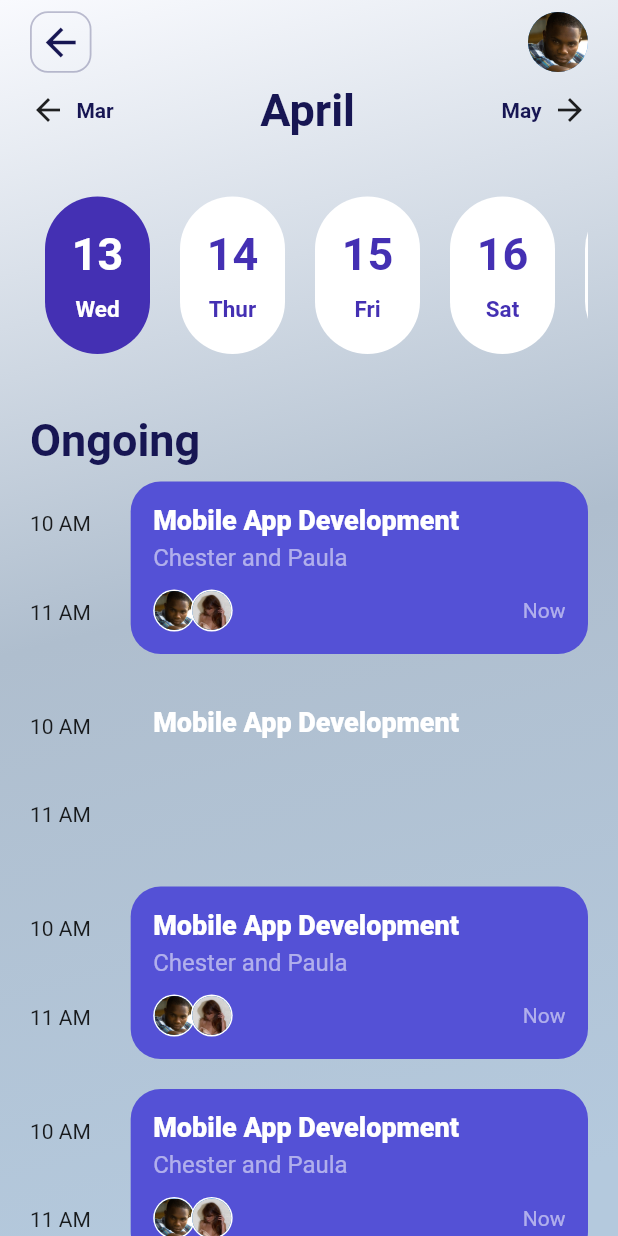
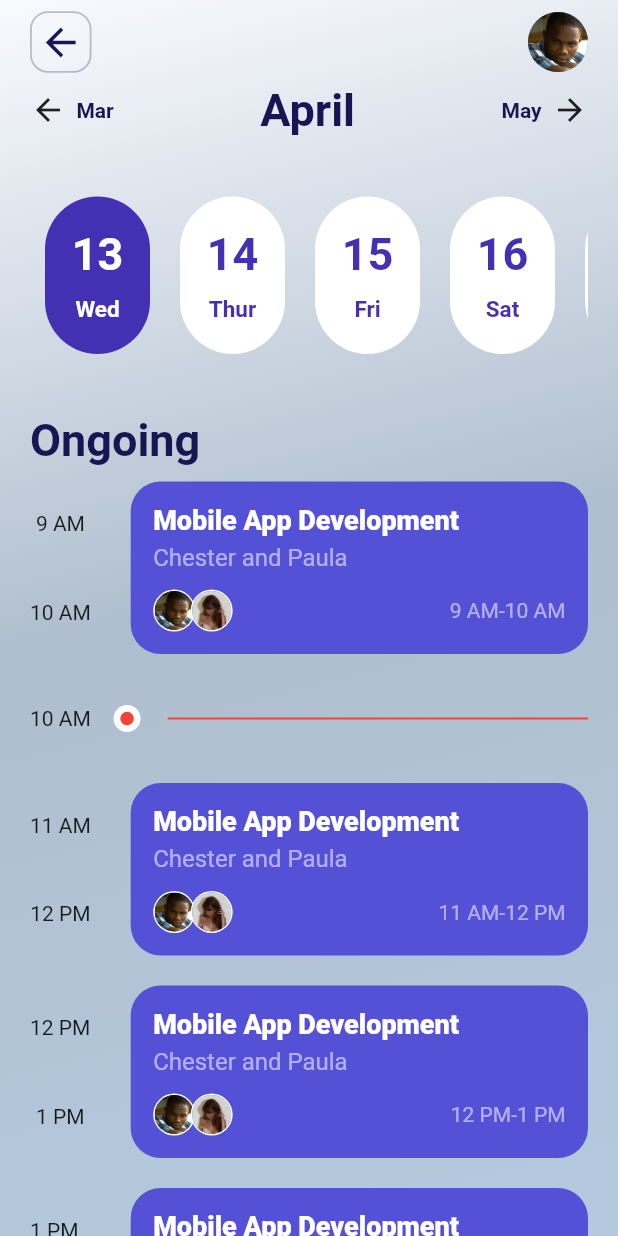
Before and after one commit to ceejayps/banking_app_2, a Flutter app: the screen it shows after launch, on a phone screen of 412 x 824 dp. Run offline on Flutter 3.47's test engine with Material 2 defaults, Android fonts, the phone set to English and light mode, and no system bars; missing offline and left inert: dart:ffi.

Commit message:
Update ongoing.dart

```diff
--- a/lib/container/pages/ongoing.dart
+++ b/lib/container/pages/ongoing.dart
@@ -188,9 +188,9 @@ class _ongoingState extends State<ongoing> {
                                           vertical: 20),
                                       child: Column(
                                         children: [
-                                          Text("10 AM"),
+                                          Text(time[index + 0]),
                                           Spacer(),
-                                          Text("11 AM")
+                                          Text(time[index + 1])
                                         ],
                                       ),
                                     ),
@@ -230,7 +230,7 @@ class _ongoingState extends State<ongoing> {
                                                 Stack(
                                                   children: [
                                                     Container(
-                                                      width: 200,
+                                                      width: 60,
                                                     ),
                                                     const CircleAvatar(
                                                       backgroundColor:
@@ -258,8 +258,10 @@ class _ongoingState extends State<ongoing> {
                                                   ],
                                                 ),
                                                 const Spacer(),
-                                                const Text(
-                                                  "Now",
+                                                Text(
+                                                  time[index] +
+                                                      "-" +
+                                                      time[index + 1],
                                                   style: TextStyle(
                                                       color: Colors.white54),
                                                 )
@@ -281,42 +283,32 @@ class _ongoingState extends State<ongoing> {
                           : Padding(
                               padding: const EdgeInsets.symmetric(vertical: 10),
                               child: Container(
-                                height: 115,
+                                height: 115 / 2.5,
                                 child: Row(
                                   children: [
-                                    Padding(
-                                      padding: const EdgeInsets.symmetric(
-                                          vertical: 20),
-                                      child: Column(
-                                        children: [
-                                          Text("10 AM"),
-                                          Spacer(),
-                                          Text("11 AM")
-                                        ],
-                                      ),
+                                    Text(time[index]),
+                                    Spacer(),
+                                    Stack(
+                                      children: [
+                                        const CircleAvatar(
+                                          backgroundColor: Colors.white,
+                                          radius: 9,
+                                          child: CircleAvatar(
+                                            radius: 4.5,
+                                            backgroundColor: Colors.red,
+                                          ),
+                                        ),
+                                      ],
                                     ),
                                     Spacer(),
-                                    Container(
-                                      height: 115,
-                                      width: MediaQuery.of(context).size.width *
-                                          0.74,
-                                      child: Padding(
-                                        padding: const EdgeInsets.all(15.0),
-                                        child: Column(
-                                          mainAxisAlignment:
-                                              MainAxisAlignment.start,
-                                          crossAxisAlignment:
-                                              CrossAxisAlignment.start,
-                                          children: [
-                                            const Text(
-                                              "Mobile App Development",
-                                              style: TextStyle(
-                                                  fontSize: 18,
-                                                  fontWeight: FontWeight.w800,
-                                                  color: Colors.white),
-                                            ),
-                                          ],
-                                        ),
+                                    Padding(
+                                      padding: const EdgeInsets.only(left: 3.0),
+                                      child: Container(
+                                        height: 1.3,
+                                        width:
+                                            MediaQuery.of(context).size.width *
+                                                0.68,
+                                        color: Colors.red,
                                       ),
                                     )
                                   ],
```
